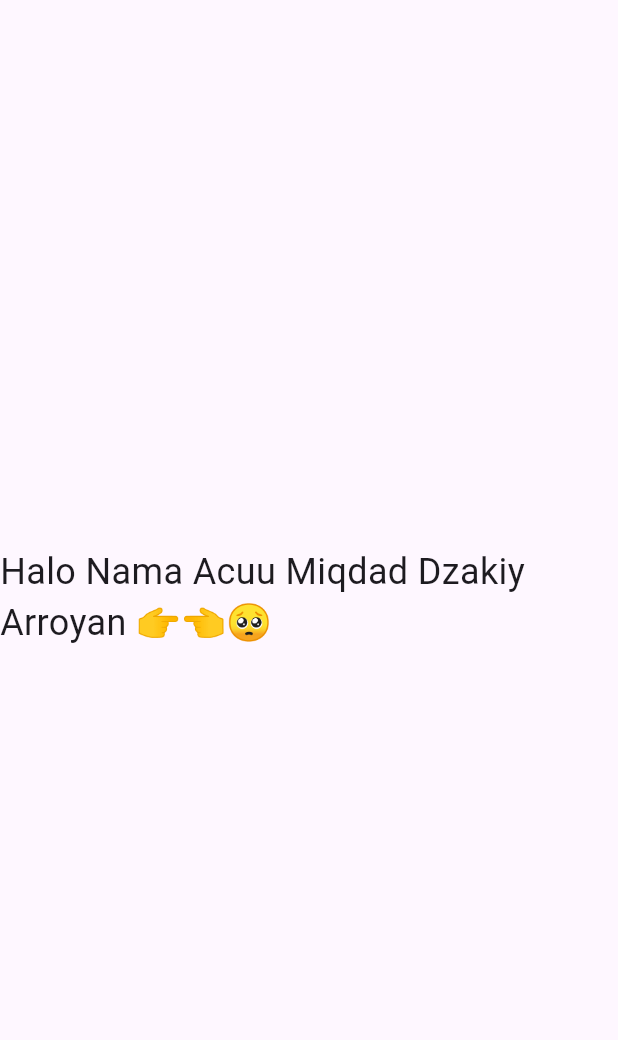
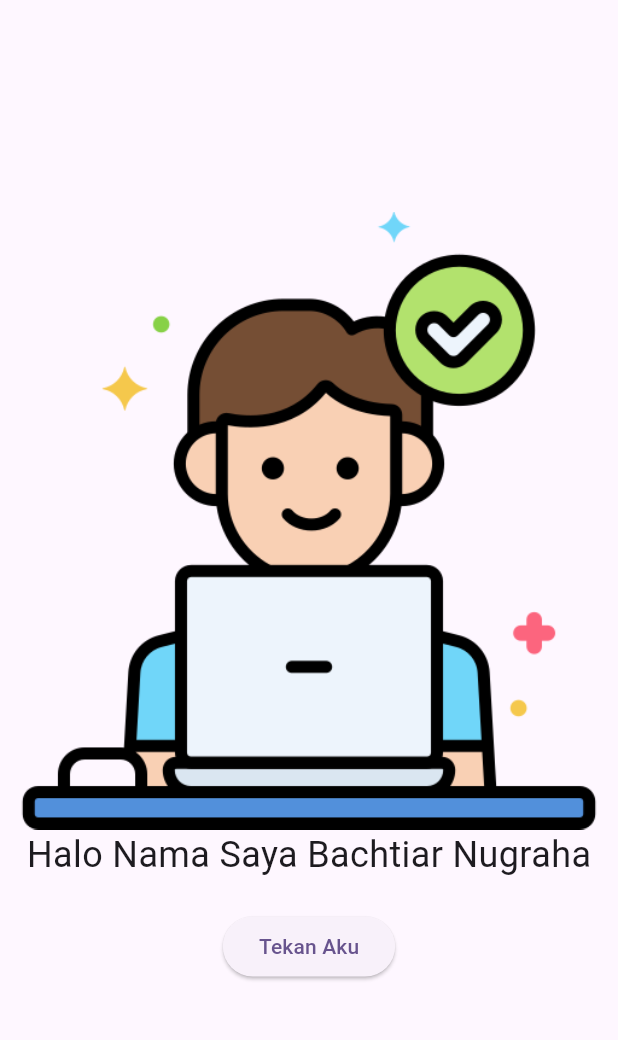
Before and after one commit to BachtiarNugrahaAjalah/prak-mobilelanjut-2417051058, a Flutter app: the screen it shows after launch, on a phone screen of 412 x 824 dp, the part 63-1103 px from its top. Run offline on Flutter 3.47's test engine with Material 3 defaults, Android fonts, the phone set to English and light mode, and no system bars.

Commit message:
Pertemuan 3: First Widget

```diff
--- /dev/null
+++ b/lib/first_widget.dart
@@ -0,0 +1,32 @@
+import 'package:flutter/material.dart';
+
+class FirstWidget extends StatelessWidget {
+    const FirstWidget({super.key});
+
+    @override
+    Widget build(BuildContext context) {
+        return Scaffold(
+            appBar: AppBar(
+                title: const Text('PRAKTIKUM MOBILE LANJUT'),
+            ),
+            body: Center(
+                child: Column(
+                    mainAxisAlignment: MainAxisAlignment.center,
+                    children: [
+                        Image.asset('assets/images/working.png'),
+                        const Text('Halo Nama Saya Bachtiar Nugraha',
+                            style: TextStyle(fontSize: 24)
+                        ),
+                        const SizedBox(height: 20),
+                        ElevatedButton(
+                            onPressed: () {
+                                // Aksi ketika tombol ditekan
+                            },
+                            child: const Text('Tekan Aku'),
+                        ),
+                    ]
+                )
+            )
+        );
+    }
+}
--- a/lib/main.dart
+++ b/lib/main.dart
@@ -1,4 +1,7 @@
 import 'package:flutter/material.dart';
+import 'column_widget.dart';
+import 'row_widget.dart';
+import 'first_widget.dart';
 
 void main() {
   runApp(const MyApp());
@@ -11,20 +14,23 @@ class MyApp extends StatelessWidget {
   @override
   Widget build(BuildContext context) {
     return MaterialApp(
-      title: 'Flutter Demo',
+      title: 'PRAKTIKUM MOBILE LANJUT',
       theme: ThemeData(
         colorScheme: ColorScheme.fromSeed(seedColor: Colors.deepPurple),
       ),
-      home: Scaffold(
-        appBar: AppBar(
-          title: const Text('PRAKTIKUM MOBILE LANJUT'),
-        ),
-        body: const Center(
-          child: Text('Halo Nama Acuu Miqdad Dzakiy Arroyan 👉👈🥺',
-          style: TextStyle(fontSize: 24)
-          ),
-        ),
-      ),
+      // home: Scaffold(
+      //   appBar: AppBar(
+      //     title: const Text('PRAKTIKUM MOBILE LANJUT'),
+      //   ),
+      //   body: const Center(
+      //     child: Text('Halo Nama Acuu Miqdad Dzakiy Arroyan 👉👈🥺',
+      //     style: TextStyle(fontSize: 24)
+      //     ),
+      //   ),
+      // ),
+      // home: const ColumnWidget(),
+      // home: const RowWidget(),
+      home: const FirstWidget(),
     );
   }
 }
--- a/pubspec.yaml
+++ b/pubspec.yaml
@@ -61,6 +61,8 @@ flutter:
   # assets:
   #   - images/a_dot_burr.jpeg
   #   - images/a_dot_ham.jpeg
+  assets:
+    - assets/images/working.png
 
   # An image asset can refer to one or more resolution-specific "variants", see
   # https://flutter.dev/to/resolution-aware-images
```
Also changed, not shown: lib/column_widget.dart (added, +22 -0 lines), lib/row_widget.dart (added, +22 -0 lines), assets/images/working.png (added).
